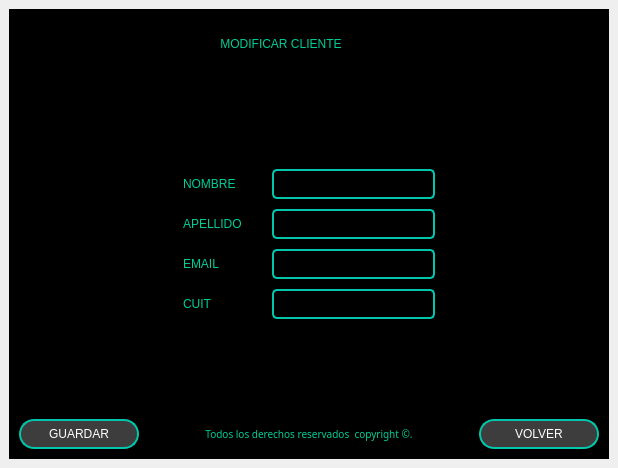
First picture: the form in Front/Modificar Cliente Ventana.ui, repository MartinFernandezSantia/AplicacionPyThonPyQT6, before the edit.
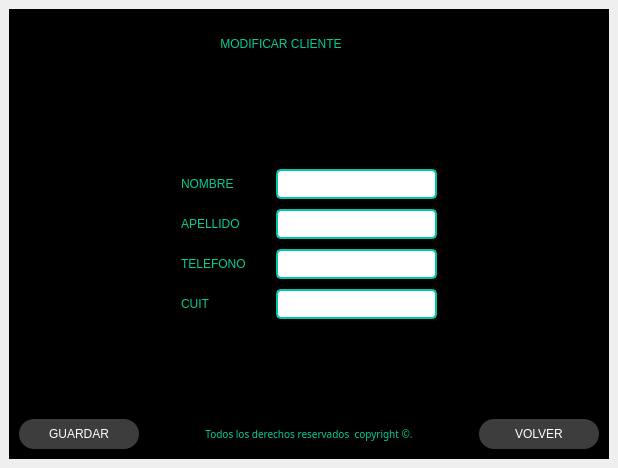
Second picture: the form after the edit. Icons and pictures are not drawn.

Commit message: Se saco interfaces y se agrego botones

Patch:
```diff
--- a/Front/Modificar Cliente Ventana.ui
+++ b/Front/Modificar Cliente Ventana.ui
@@ -13,6 +13,104 @@
   <property name="windowTitle">
    <string>MainWindow</string>
   </property>
+  <property name="styleSheet">
+   <string notr="true">QFrame{
+background-color:rgb(0, 0, 0);
+}
+QLineEdit{
+border-bottom: 2px solid rgb(61, 61, 61);
+	background-color: white;
+    color: black;
+}
+
+QPushButton {
+    border: 2px solid #00c6ab; 
+}
+
+QComboBox {
+	background-color: white;
+    color: black;
+	border: 2px solid #00c6ab;
+	border-radius: 5px;  
+}
+
+QComboBox QAbstractItemView {
+    background-color: white;
+    color: black;
+}
+
+QDoubleSpinBox, QSpinBox {
+    background-color: white;
+    color: black;
+	border: 2px solid #00c6ab;
+	border-radius: 5px;  
+}
+
+QSpinBox {
+    background-color: white;
+    color: black;
+	border: 2px solid #00c6ab;
+	border-radius: 5px;  
+}
+
+QDateEdit {
+	background-color: white;
+    color: black;
+	border: 2px solid #00c6ab;
+	border-radius: 5px;  
+}
+
+QLineEdit {
+    border: 2px solid #00c6ab; 
+    border-radius: 5px;  
+}
+
+#Aca cambio el Color de QdateEdit
+
+/* Cambia el color de fondo del desplegable de QDateEdit */
+QDateEdit::drop-down {
+    background-color: white;
+	font-weight: bold;
+}
+
+/* Cambia el color de fondo del QCalendarWidget */
+QCalendarWidget QWidget {
+    background-color: #1777a4;
+	font-weight: bold;
+}
+
+/* Cambia el color de fondo y el color del texto de los campos de año y mes */
+QCalendarWidget QSpinBox {
+    background-color: #1777a4;
+    color: white;
+	font-weight: bold;
+}
+
+/* Cambia el color del texto de los encabezados de los días de la semana */
+QCalendarWidget QTableView QHeaderView::section {
+    color: white; /* Cambia el texto de los días de la semana a negro */
+	font-weight: bold;
+}
+
+/* Cambia el color de fondo de los encabezados de los días de la semana */
+QCalendarWidget QTableView {
+    background-color: #1777a4;
+    color: white; /* Cambia el texto de los días a negro */
+	font-weight: bold;
+}
+
+/* Cambia el color del texto de los días de la semana */
+QCalendarWidget QTableView QHeaderView {
+    color: white; /* Cambia el texto de los días de la semana a negro */
+	font-weight: bold;
+}
+
+/* Cambia el color del texto de los meses y años desplegables */
+QCalendarWidget QComboBox {
+    color: white; /* Cambia el texto de los meses y años a negro */
+	font-weight: bold;
+}rgb(0, 0, 0)</string>
+  </property>
   <widget class="QWidget" name="centralwidget">
    <layout class="QVBoxLayout" name="verticalLayout">
     <item>
@@ -33,18 +131,6 @@
        <string notr="true">QFrame{
 background-color:rgb(0, 0, 0);
 }
-QLineEdit{
-background-color:rgb(0, 0, 0);
-border: 2px solid #00c6ab;
-border-radius: 5px;
-color: rgb(255, 255, 255);
-font: 75 12pt &quot;Times New Roman&quot;;
-}
-
-
-QPushButton {
-    border: 2px solid #00c6ab; 
-}
 
 QLabel {
     font: 87 12pt &quot;Arial Black&quot;;
@@ -53,6 +139,12 @@
     border: 0px;
 }
 
+QLineEdit{
+border-bottom: 2px solid rgb(61, 61, 61);
+	background-color: white;
+    color: black;
+}
+
 QPushButton {
     background-color: rgb(61, 61, 61);
     border-radius: 15px;
@@ -64,7 +156,93 @@
     background-color: white;
     color: rgb(0, 0, 0);
     font: 77 10pt &quot;Arial Black&quot;;
-}</string>
+}
+
+QComboBox {
+	background-color: white;
+    color: black;
+	border: 2px solid #00c6ab;
+	border-radius: 5px;  
+}
+
+QComboBox QAbstractItemView {
+    background-color: white;
+    color: black;
+}
+
+QDoubleSpinBox, QSpinBox {
+    background-color: white;
+    color: black;
+	border: 2px solid #00c6ab;
+	border-radius: 5px;  
+}
+
+QSpinBox {
+    background-color: white;
+    color: black;
+	border: 2px solid #00c6ab;
+	border-radius: 5px;  
+}
+
+QDateEdit {
+	background-color: white;
+    color: black;
+	border: 2px solid #00c6ab;
+	border-radius: 5px;  
+}
+
+QLineEdit {
+    border: 2px solid #00c6ab; 
+    border-radius: 5px;  
+}
+
+#Aca cambio el Color de QdateEdit
+
+/* Cambia el color de fondo del desplegable de QDateEdit */
+QDateEdit::drop-down {
+    background-color: white;
+	font-weight: bold;
+}
+
+/* Cambia el color de fondo del QCalendarWidget */
+QCalendarWidget QWidget {
+    background-color: #1777a4;
+	font-weight: bold;
+}
+
+/* Cambia el color de fondo y el color del texto de los campos de año y mes */
+QCalendarWidget QSpinBox {
+    background-color: #1777a4;
+    color: white;
+	font-weight: bold;
+}
+
+/* Cambia el color del texto de los encabezados de los días de la semana */
+QCalendarWidget QTableView QHeaderView::section {
+    color: white; /* Cambia el texto de los días de la semana a negro */
+	font-weight: bold;
+}
+
+/* Cambia el color de fondo de los encabezados de los días de la semana */
+QCalendarWidget QTableView {
+    background-color: #1777a4;
+    color: white; /* Cambia el texto de los días a negro */
+	font-weight: bold;
+}
+
+/* Cambia el color del texto de los días de la semana */
+QCalendarWidget QTableView QHeaderView {
+    color: white; /* Cambia el texto de los días de la semana a negro */
+	font-weight: bold;
+}
+
+/* Cambia el color del texto de los meses y años desplegables */
+QCalendarWidget QComboBox {
+    color: white; /* Cambia el texto de los meses y años a negro */
+	font-weight: bold;
+}
+
+</string>
       </property>
       <property name="frameShape">
        <enum>QFrame::Shape::StyledPanel</enum>
@@ -194,7 +372,7 @@
            <item>
             <widget class="QLabel" name="label_16">
              <property name="text">
-              <string>EMAIL</string>
+              <string>TELEFONO</string>
              </property>
             </widget>
            </item>
```
Left out of the diff: 4 changed lines with no effect on the pictures. The commit also changes 3 other files.
